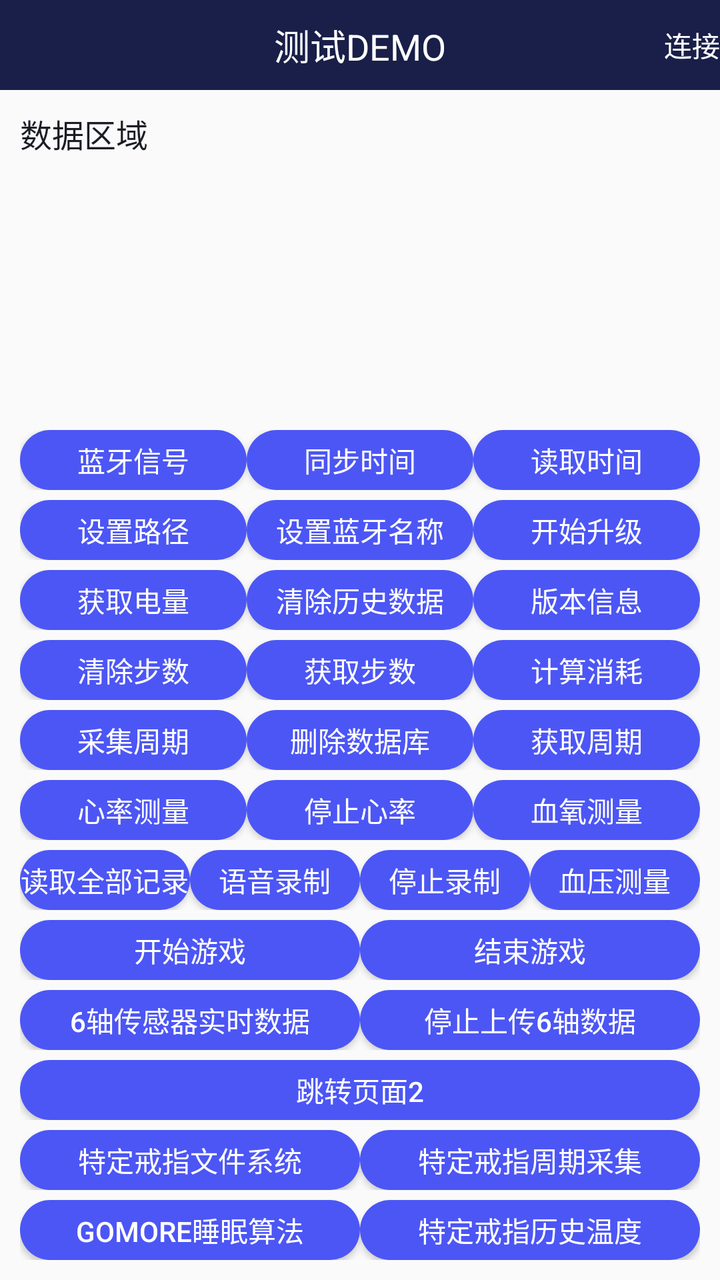
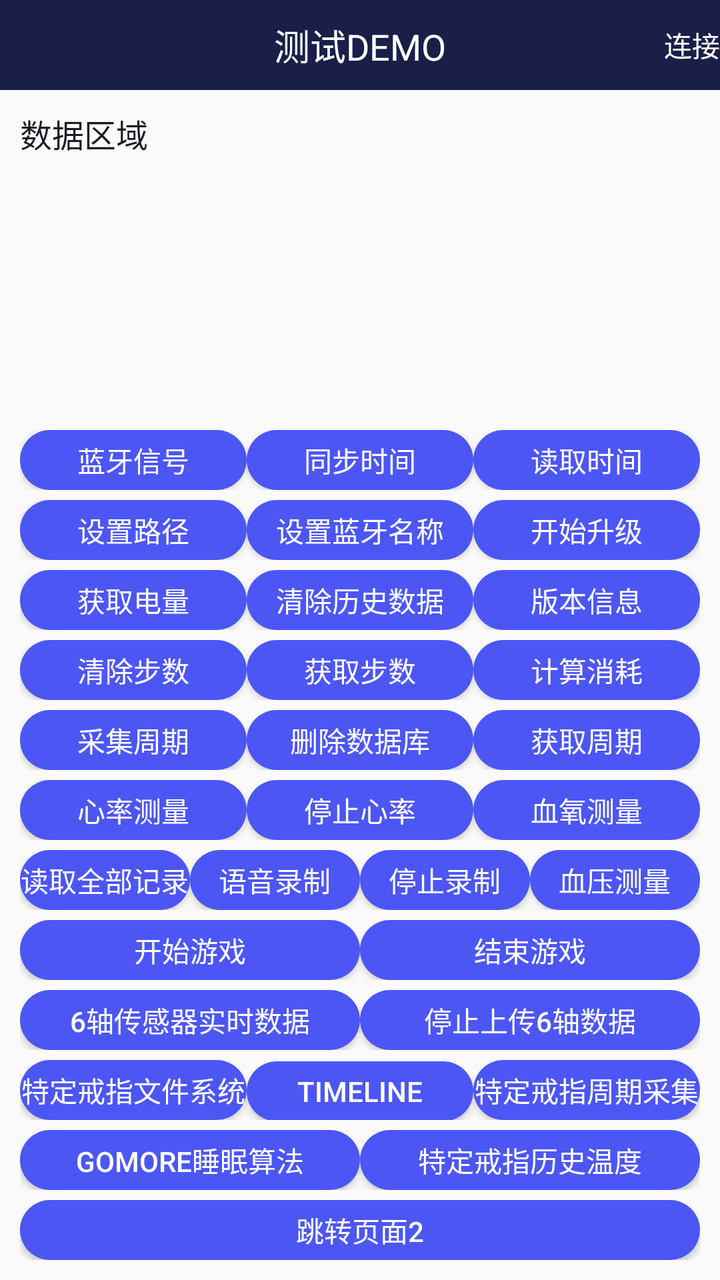

The first picture is an Android layout as it rendered before a commit; the second is the same layout after the commit. The layout source and the unified diff follow.
<!-- AndroidManifest.xml: application theme AppTheme -->
<!-- res/layout/activity_test.xml -->
<?xml version="1.0" encoding="utf-8"?>
<LinearLayout xmlns:android="http://schemas.android.com/apk/res/android"
    xmlns:app="http://schemas.android.com/apk/res-auto"
    xmlns:tools="http://schemas.android.com/tools"
    android:layout_width="match_parent"
    android:layout_height="match_parent"
    android:orientation="vertical"
    android:fitsSystemWindows="true"
    tools:context=".activity.TestActivity">

    <RelativeLayout
        android:layout_width="match_parent"
        android:layout_height="45dp"
        android:background="@color/colorPrimary">
        <TextView
            android:layout_width="wrap_content"
            android:layout_height="wrap_content"
            android:text="测试DEMO"
            android:textSize="18sp"
            android:layout_centerInParent="true"
            android:textColor="@color/white"/>
        <TextView
            android:id="@+id/tv_connect"
            android:layout_width="wrap_content"
            android:layout_height="wrap_content"
            android:text="连接"
            android:textSize="14sp"
            android:layout_centerVertical="true"
            android:layout_marginRight="@dimen/dp_10"
            android:layout_alignParentRight="true"
            android:textColor="@color/white"/>
    </RelativeLayout>
    <TextView
        android:id="@+id/tv_result"
        android:layout_width="match_parent"
        android:layout_height="0dp"
        android:layout_weight="1"
        android:text="数据区域"
        android:scrollbars="vertical"
        android:padding="10dp"
        android:lineSpacingExtra="5dp"
        android:textSize="16sp"
        android:textColor="@color/colorPrimaryDark"/>
    <LinearLayout
        android:layout_width="match_parent"
        android:layout_height="wrap_content"
        android:padding="10dp"
        android:orientation="vertical">
        <LinearLayout
            android:layout_width="match_parent"
            android:layout_height="30dp"
            android:layout_marginTop="5dp"
            android:orientation="horizontal">
            <Button
                android:id="@+id/bt_sys_control"
                android:layout_width="0dp"
                android:layout_weight="1"
                android:layout_height="wrap_content"
                android:text="蓝牙信号"
                android:textSize="14sp"
                android:textColor="@color/white"
                android:background="@drawable/button_bg_state"/>

            <Button
                android:id="@+id/bt_sync_time"
                android:layout_width="0dp"
                android:layout_weight="1"
                android:layout_height="wrap_content"
                android:text="同步时间"
                android:textSize="14sp"
                android:textColor="@color/white"
                android:background="@drawable/button_bg_state"/>
            <Button
                android:id="@+id/bt_read_time"
                android:layout_width="0dp"
                android:layout_weight="1"
                android:layout_height="wrap_content"
                android:text="读取时间"
                android:textSize="14sp"
                android:textColor="@color/white"
                android:background="@drawable/button_bg_state"/>
        </LinearLayout>

        <LinearLayout
            android:layout_width="match_parent"
            android:layout_height="30dp"
            android:layout_marginTop="5dp"
            android:orientation="horizontal">
            <Button
                android:id="@+id/bt_set_file"
                android:layout_width="0dp"
                android:layout_weight="1"
                android:layout_height="wrap_content"
                android:text="设置路径"
                android:textSize="14sp"
                android:textColor="@color/white"
                android:background="@drawable/button_bg_state"/>
            <Button
                android:id="@+id/bt_set_BlueTooth_Name"
                android:layout_width="0dp"
                android:layout_weight="1"
                android:layout_height="wrap_content"
                android:text="设置蓝牙名称"
                android:textSize="14sp"
                android:textColor="@color/white"
                android:background="@drawable/button_bg_state"/>
            <Button
                android:id="@+id/bt_start_update"
                android:layout_width="0dp"
                android:layout_weight="1"
                android:layout_height="wrap_content"
                android:text="开始升级"
                android:textSize="14sp"
                android:textColor="@color/white"
                android:background="@drawable/button_bg_state"/>
        </LinearLayout>

        <LinearLayout
            android:layout_width="match_parent"
            android:layout_height="30dp"
            android:layout_marginTop="5dp"
            android:orientation="horizontal">
            <Button
                android:id="@+id/bt_battery"
                android:layout_width="0dp"
                android:layout_weight="1"
                android:layout_height="wrap_content"
                android:text="获取电量"
                android:textSize="14sp"
                android:textColor="@color/white"
                android:background="@drawable/button_bg_state"/>
            <Button
                android:id="@+id/bt_clean_history"
                android:layout_width="0dp"
                android:layout_weight="1"
                android:layout_height="wrap_content"
                android:text="清除历史数据"
                android:textSize="14sp"
                android:textColor="@color/white"
                android:background="@drawable/button_bg_state"/>
            <Button
                android:id="@+id/bt_version"
                android:layout_width="0dp"
                android:layout_weight="1"
                android:layout_height="wrap_content"
                android:text="版本信息"
                android:textSize="14sp"
                android:textColor="@color/white"
                android:background="@drawable/button_bg_state"/>
        </LinearLayout>
        <LinearLayout
            android:layout_width="match_parent"
            android:layout_height="30dp"
            android:layout_marginTop="5dp"
            android:orientation="horizontal">
            <Button
                android:id="@+id/bt_clear_step"
                android:layout_width="0dp"
                android:layout_weight="1"
                android:layout_height="wrap_content"
                android:text="清除步数"
                android:textSize="14sp"
                android:textColor="@color/white"
                android:background="@drawable/button_bg_state"/>

            <Button
                android:id="@+id/bt_step"
                android:layout_width="0dp"
                android:layout_weight="1"
                android:layout_height="wrap_content"
                android:text="获取步数"
                android:textSize="14sp"
                android:textColor="@color/white"
                android:background="@drawable/button_bg_state"/>
            <Button
                android:id="@+id/bt_calculate_deplete"
                android:layout_width="0dp"
                android:layout_weight="1"
                android:layout_height="wrap_content"
                android:text="计算消耗"
                android:textSize="14sp"
                android:textColor="@color/white"
                android:background="@drawable/button_bg_state"/>
        </LinearLayout>
        <LinearLayout
            android:layout_width="match_parent"
            android:layout_height="30dp"
            android:layout_marginTop="5dp"
            android:orientation="horizontal">
            <Button
                android:id="@+id/bt_collection"
                android:layout_width="0dp"
                android:layout_weight="1"
                android:layout_height="wrap_content"
                android:text="采集周期"
                android:textSize="14sp"
                android:textColor="@color/white"
                android:background="@drawable/button_bg_state"/>
            <Button
                android:id="@+id/bt_delete_data"
                android:layout_width="0dp"
                android:layout_weight="1"
                android:layout_height="wrap_content"
                android:text="删除数据库"
                android:textSize="14sp"
                android:textColor="@color/white"
                android:background="@drawable/button_bg_state"/>
            <Button
                android:id="@+id/bt_get_collection"
                android:layout_width="0dp"
                android:layout_weight="1"
                android:layout_height="wrap_content"
                android:text="获取周期"
                android:textSize="14sp"
                android:textColor="@color/white"
                android:background="@drawable/button_bg_state"/>
        </LinearLayout>
        <LinearLayout
            android:layout_width="match_parent"
            android:layout_height="30dp"
            android:layout_marginTop="5dp"
            android:orientation="horizontal">
            <Button
                android:id="@+id/bt_heart"
                android:layout_width="0dp"
                android:layout_weight="1"
                android:layout_height="wrap_content"
                android:text="心率测量"
                android:textSize="14sp"
                android:textColor="@color/white"
                android:background="@drawable/button_bg_state"/>
            <Button
                android:id="@+id/bt_stop_heart"
                android:layout_width="0dp"
                android:layout_weight="1"
                android:layout_height="wrap_content"
                android:text="停止心率"
                android:textSize="14sp"
                android:textColor="@color/white"
                android:background="@drawable/button_bg_state"/>

            <Button
                android:id="@+id/bt_blood_oxygen"
                android:layout_width="0dp"
                android:layout_weight="1"
                android:layout_height="wrap_content"
                android:text="血氧测量"
                android:textSize="14sp"
                android:textColor="@color/white"
                android:background="@drawable/button_bg_state"/>
        </LinearLayout>
        <LinearLayout
            android:layout_width="match_parent"
            android:layout_height="30dp"
            android:layout_marginTop="5dp"
            android:orientation="horizontal">
            <Button
                android:id="@+id/bt_read_log"
                android:layout_width="0dp"
                android:layout_weight="1"
                android:layout_height="wrap_content"
                android:text="读取全部记录"
                android:textSize="14sp"
                android:textColor="@color/white"
                android:background="@drawable/button_bg_state"/>
            <Button
                android:id="@+id/bt_start_audio"
                android:layout_width="0dp"
                android:layout_weight="1"
                android:layout_height="wrap_content"
                android:text="语音录制"
                android:textSize="14sp"
                android:textColor="@color/white"
                android:background="@drawable/button_bg_state"/>
            <Button
                android:id="@+id/bt_stop_audio"
                android:layout_width="0dp"
                android:layout_weight="1"
                android:layout_height="wrap_content"
                android:text="停止录制"
                android:textSize="14sp"
                android:textColor="@color/white"
                android:background="@drawable/button_bg_state"/>
            <Button
                android:id="@+id/bt_blood_stress"
                android:layout_width="0dp"
                android:layout_weight="1"
                android:layout_height="wrap_content"
                android:text="血压测量"
                android:textSize="14sp"
                android:textColor="@color/white"
                android:background="@drawable/button_bg_state"/>
        </LinearLayout>
        <LinearLayout
            android:layout_width="match_parent"
            android:layout_height="30dp"
            android:layout_marginTop="5dp"
            android:orientation="horizontal">
            <Button
                android:id="@+id/bt_start_play"
                android:layout_width="0dp"
                android:layout_weight="1"
                android:layout_height="wrap_content"
                android:text="开始游戏"
                android:textSize="14sp"
                android:textColor="@color/white"
                android:background="@drawable/button_bg_state"/>
            <Button
                android:id="@+id/bt_stop_play"
                android:layout_width="0dp"
                android:layout_weight="1"
                android:layout_height="wrap_content"
                android:text="结束游戏"
                android:textSize="14sp"
                android:textColor="@color/white"
                android:background="@drawable/button_bg_state"/>
        </LinearLayout>
        <LinearLayout
            android:layout_width="match_parent"
            android:layout_height="30dp"
            android:layout_marginTop="5dp"
            android:orientation="horizontal">
            <Button
                android:id="@+id/bt_start_6_zhou"
                android:layout_width="0dp"
                android:layout_weight="1"
                android:layout_height="wrap_content"
                android:text="6轴传感器实时数据"
                android:textSize="14sp"
                android:textColor="@color/white"
                android:background="@drawable/button_bg_state"/>
            <Button
                android:id="@+id/bt_stop_6_zhou"
                android:layout_width="0dp"
                android:layout_weight="1"
                android:layout_height="wrap_content"
                android:text="停止上传6轴数据"
                android:textSize="14sp"
                android:textColor="@color/white"
                android:background="@drawable/button_bg_state"/>
        </LinearLayout>
        <LinearLayout
            android:layout_width="match_parent"
            android:layout_height="30dp"
            android:layout_marginTop="5dp"
            android:orientation="horizontal">
            <Button
                android:id="@+id/bt_jump_page2"
                android:layout_width="0dp"
                android:layout_weight="1"
                android:layout_height="wrap_content"
                android:text="跳转页面2"
                android:textSize="14sp"
                android:textColor="@color/white"
                android:background="@drawable/button_bg_state"/>
             </LinearLayout>

        <LinearLayout
            android:layout_width="match_parent"
            android:layout_height="30dp"
            android:layout_marginTop="5dp"
            android:orientation="horizontal">
            <Button
                android:id="@+id/bt_jump_pageFile"
                android:layout_width="0dp"
                android:layout_weight="1"
                android:layout_height="wrap_content"
                android:text="特定戒指文件系统"
                android:textSize="14sp"
                android:textColor="@color/white"
                android:background="@drawable/button_bg_state"/>
            <Button
                android:id="@+id/bt_jump_pageCollection"
                android:layout_width="0dp"
                android:layout_weight="1"
                android:layout_height="wrap_content"
                android:text="特定戒指周期采集"
                android:textSize="14sp"
                android:textColor="@color/white"
                android:background="@drawable/button_bg_state"/>
        </LinearLayout>
        <LinearLayout
            android:layout_width="match_parent"
            android:layout_height="30dp"
            android:layout_marginTop="5dp"
            android:orientation="horizontal">
            <Button
                android:id="@+id/bt_jump_goMore"
                android:layout_width="0dp"
                android:layout_weight="1"
                android:layout_height="wrap_content"
                android:text="GoMore睡眠算法"
                android:textSize="14sp"
                android:textColor="@color/white"
                android:background="@drawable/button_bg_state"/>
            <Button
                android:id="@+id/bt_jump_historyTemp"
                android:layout_width="0dp"
                android:layout_weight="1"
                android:layout_height="wrap_content"
                android:text="特定戒指历史温度"
                android:textSize="14sp"
                android:textColor="@color/white"
                android:background="@drawable/button_bg_state"/>
        </LinearLayout>









    </LinearLayout>
</LinearLayout>
<!-- resources referenced by this layout -->
<resources>
  <color name="colorPrimary">#191F48</color>
  <color name="colorPrimaryDark">#1B1D25</color>
  <color name="white">#ffffff</color>
  <!-- drawable button_bg_state (drawable) -->
  <?xml version="1.0" encoding="utf-8"?>
  <selector xmlns:android="http://schemas.android.com/apk/res/android">
      <item android:state_pressed="false">
          <shape xmlns:android="http://schemas.android.com/apk/res/android">
              <corners android:radius="20dp" />
  
              <solid android:color="@color/lan_se" />
          </shape>
      </item>
      <item android:state_pressed="false">
          <shape xmlns:android="http://schemas.android.com/apk/res/android">
              <corners android:radius="20dp" />
  
              <solid android:color="@color/lan_se" />
          </shape>
      </item>
      <item android:state_pressed="true">
          <shape xmlns:android="http://schemas.android.com/apk/res/android">
              <corners android:radius="20dp" />
  
              <solid android:color="@color/lan_se_press" />
          </shape>
      </item>
  
  </selector>
  <style name="AppTheme" parent="Theme.AppCompat.Light.NoActionBar">
          
          <item name="colorPrimary">@color/colorPrimary</item>
          <item name="colorPrimaryDark">@color/colorPrimary</item>
          <item name="colorAccent">@color/colorAccent</item>
  
  
      </style>
  <color name="lan_se">#4C56F5</color>
  <color name="lan_se_press">#554C56F5</color>
  <color name="colorAccent">#03DAC5</color>
</resources>

<!-- the commit's change to res/layout/activity_test.xml (unified diff, before → after) -->
@@ -339,6 +339,65 @@
                 android:textColor="@color/white"
                 android:background="@drawable/button_bg_state"/>
         </LinearLayout>
+
+
+        <LinearLayout
+            android:layout_width="match_parent"
+            android:layout_height="30dp"
+            android:layout_marginTop="5dp"
+            android:orientation="horizontal">
+            <Button
+                android:id="@+id/bt_jump_pageFile"
+                android:layout_width="0dp"
+                android:layout_weight="1"
+                android:layout_height="wrap_content"
+                android:text="特定戒指文件系统"
+                android:textSize="14sp"
+                android:textColor="@color/white"
+                android:background="@drawable/button_bg_state"/>
+            <Button
+                android:id="@+id/bt_timeline"
+                android:layout_width="0dp"
+                android:layout_weight="1"
+                android:layout_height="wrap_content"
+                android:text="timeline"
+                android:textSize="14sp"
+                android:textColor="@color/white"
+                android:background="@drawable/button_bg_state"/>
+            <Button
+                android:id="@+id/bt_jump_pageCollection"
+                android:layout_width="0dp"
+                android:layout_weight="1"
+                android:layout_height="wrap_content"
+                android:text="特定戒指周期采集"
+                android:textSize="14sp"
+                android:textColor="@color/white"
+                android:background="@drawable/button_bg_state"/>
+        </LinearLayout>
+        <LinearLayout
+            android:layout_width="match_parent"
+            android:layout_height="30dp"
+            android:layout_marginTop="5dp"
+            android:orientation="horizontal">
+            <Button
+                android:id="@+id/bt_jump_goMore"
+                android:layout_width="0dp"
+                android:layout_weight="1"
+                android:layout_height="wrap_content"
+                android:text="GoMore睡眠算法"
+                android:textSize="14sp"
+                android:textColor="@color/white"
+                android:background="@drawable/button_bg_state"/>
+            <Button
+                android:id="@+id/bt_jump_historyTemp"
+                android:layout_width="0dp"
+                android:layout_weight="1"
+                android:layout_height="wrap_content"
+                android:text="特定戒指历史温度"
+                android:textSize="14sp"
+                android:textColor="@color/white"
+                android:background="@drawable/button_bg_state"/>
+        </LinearLayout>
         <LinearLayout
             android:layout_width="match_parent"
             android:layout_height="30dp"
@@ -350,55 +409,6 @@
                 android:layout_weight="1"
                 android:layout_height="wrap_content"
                 android:text="跳转页面2"
-                android:textSize="14sp"
-                android:textColor="@color/white"
-                android:background="@drawable/button_bg_state"/>
-             </LinearLayout>
-
-        <LinearLayout
-            android:layout_width="match_parent"
-            android:layout_height="30dp"
-            android:layout_marginTop="5dp"
-            android:orientation="horizontal">
-            <Button
-                android:id="@+id/bt_jump_pageFile"
-                android:layout_width="0dp"
-                android:layout_weight="1"
-                android:layout_height="wrap_content"
-                android:text="特定戒指文件系统"
-                android:textSize="14sp"
-                android:textColor="@color/white"
-                android:background="@drawable/button_bg_state"/>
-            <Button
-                android:id="@+id/bt_jump_pageCollection"
-                android:layout_width="0dp"
-                android:layout_weight="1"
-                android:layout_height="wrap_content"
-                android:text="特定戒指周期采集"
-                android:textSize="14sp"
-                android:textColor="@color/white"
-                android:background="@drawable/button_bg_state"/>
-        </LinearLayout>
-        <LinearLayout
-            android:layout_width="match_parent"
-            android:layout_height="30dp"
-            android:layout_marginTop="5dp"
-            android:orientation="horizontal">
-            <Button
-                android:id="@+id/bt_jump_goMore"
-                android:layout_width="0dp"
-                android:layout_weight="1"
-                android:layout_height="wrap_content"
-                android:text="GoMore睡眠算法"
-                android:textSize="14sp"
-                android:textColor="@color/white"
-                android:background="@drawable/button_bg_state"/>
-            <Button
-                android:id="@+id/bt_jump_historyTemp"
-                android:layout_width="0dp"
-                android:layout_weight="1"
-                android:layout_height="wrap_content"
-                android:text="特定戒指历史温度"
                 android:textSize="14sp"
                 android:textColor="@color/white"
                 android:background="@drawable/button_bg_state"/>
